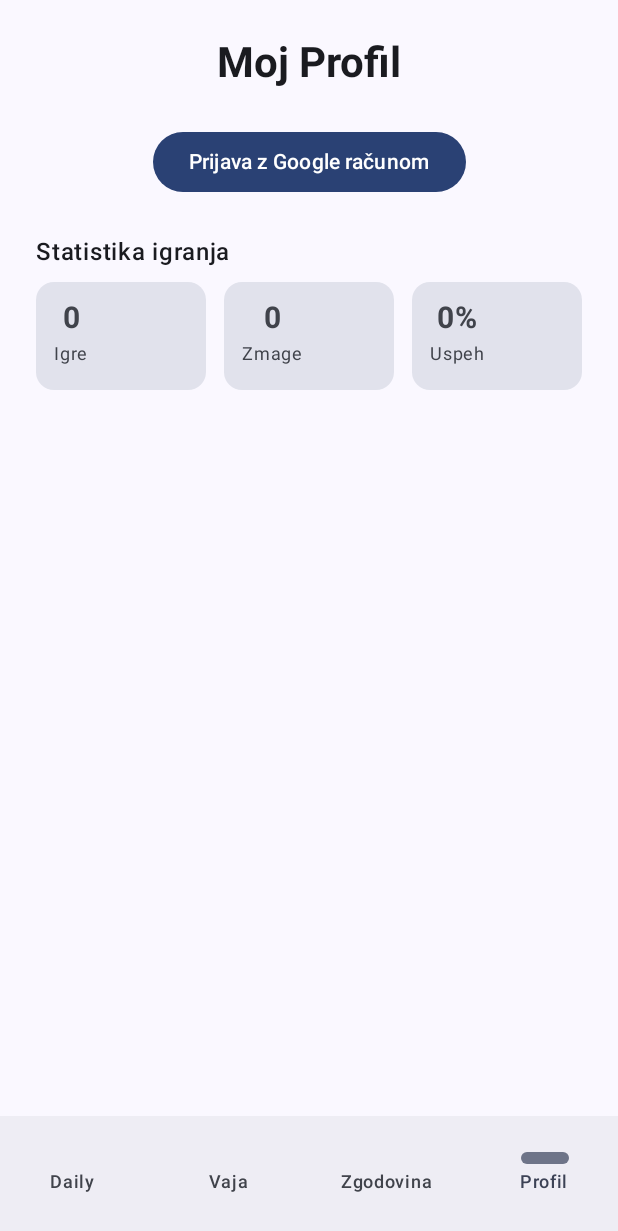
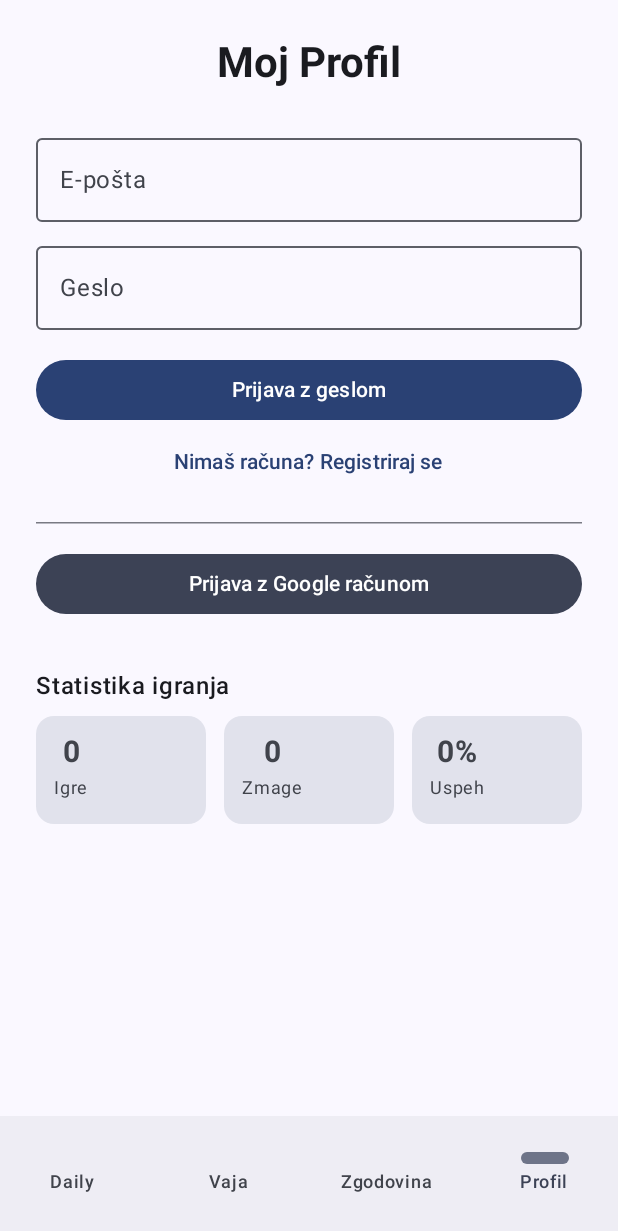
Before and after one commit to Tilko98/beseda-dneva-android, an Android app built with Jetpack Compose: the screen it shows after launch (MainActivity), item 4 of the bottom bar chosen, on a phone screen of 412 x 824 dp. Shown: the top 1231 px of the screen. Run offline under Robolectric (Android 15) with nearby library versions, the phone set to English and light mode, and no system bars; our stand-ins replace Firebase (no records; nobody signed in at launch, a user with empty details on screens opened directly), Room's generated code; network calls fail.

Commit message:
dodan mail

```diff
--- a/app/src/main/java/si/faks/besedadneva/ui/ProfileScreen.kt
+++ b/app/src/main/java/si/faks/besedadneva/ui/ProfileScreen.kt
@@ -11,11 +11,10 @@ import androidx.compose.material3.*
 import androidx.compose.runtime.*
 import androidx.compose.ui.Alignment
 import androidx.compose.ui.Modifier
-import androidx.compose.ui.draw.clip
 import androidx.compose.ui.graphics.Color
-import androidx.compose.ui.layout.ContentScale
 import androidx.compose.ui.platform.LocalContext
 import androidx.compose.ui.text.font.FontWeight
+import androidx.compose.ui.text.input.PasswordVisualTransformation
 import androidx.compose.ui.unit.dp
 import androidx.compose.ui.unit.sp
 import androidx.lifecycle.viewmodel.compose.viewModel
@@ -35,7 +34,10 @@ fun ProfileScreen(
     val context = LocalContext.current
     val scope = rememberCoroutineScope()
 
-    // Launcher za Google Sign In Intent
+    // Stanja za Email/Password prijavo
+    var email by remember { mutableStateOf("") }
+    var password by remember { mutableStateOf("") }
+
     val launcher = rememberLauncherForActivityResult(
         contract = ActivityResultContracts.StartIntentSenderForResult(),
         onResult = { result ->
@@ -48,6 +50,13 @@ fun ProfileScreen(
         }
     )
 
+    // Prikaz napak preko Toast sporočil
+    LaunchedEffect(state.signInError) {
+        state.signInError?.let { error ->
+            Toast.makeText(context, error, Toast.LENGTH_LONG).show()
+        }
+    }
+
     Column(
         modifier = Modifier.fillMaxSize().padding(24.dp),
         horizontalAlignment = Alignment.CenterHorizontally
@@ -57,7 +66,6 @@ fun ProfileScreen(
 
         if (state.userData != null) {
             val user = state.userData!!
-            // Uporabniški del
             Card(
                 modifier = Modifier.fillMaxWidth(),
                 elevation = CardDefaults.cardElevation(4.dp)
@@ -80,18 +88,56 @@ fun ProfileScreen(
                 }
             }
         } else {
-            // Gumb za prijavo, če ni prijavljen
-            Button(onClick = {
+            // --- PRIJAVA Z EMAILOM IN GESLOM ---
+            OutlinedTextField(
+                value = email,
+                onValueChange = { email = it },
+                label = { Text("E-pošta") },
+                modifier = Modifier.fillMaxWidth(),
+                singleLine = true
+            )
+            Spacer(Modifier.height(8.dp))
+            OutlinedTextField(
+                value = password,
+                onValueChange = { password = it },
+                label = { Text("Geslo") },
+                modifier = Modifier.fillMaxWidth(),
+                visualTransformation = PasswordVisualTransformation(),
+                singleLine = true
+            )
+            Spacer(Modifier.height(16.dp))
+
+            Button(
+                onClick = { viewModel.signInWithEmail(email, password) },
+                modifier = Modifier.fillMaxWidth()
+            ) {
+                Text("Prijava z geslom")
+            }
+
+            TextButton(onClick = { viewModel.signUpWithEmail(email, password) }) {
+                Text("Nimaš računa? Registriraj se")
+            }
+
+            Spacer(Modifier.height(16.dp))
+            HorizontalDivider()
+            Spacer(Modifier.height(16.dp))
+
+            // --- PRIJAVA Z GOOGLE ---
+            Button(
+                onClick = {
                     scope.launch {
                         val intentSender = googleAuthClient.signIn()
                         launcher.launch(IntentSenderRequest.Builder(intentSender ?: return@launch).build())
                     }
-            }) {
+                },
+                modifier = Modifier.fillMaxWidth(),
+                colors = ButtonDefaults.buttonColors(containerColor = MaterialTheme.colorScheme.secondary)
+            ) {
                 Text("Prijava z Google računom")
             }
         }
 
-        Spacer(Modifier.height(24.dp))
+        Spacer(Modifier.height(32.dp))
 
         // STATISTIKA
         Text("Statistika igranja", fontWeight = FontWeight.SemiBold, modifier = Modifier.align(Alignment.Start))
@@ -107,12 +153,15 @@ fun ProfileScreen(
         Spacer(Modifier.weight(1f))
 
         if (state.userData != null) {
-            OutlinedButton(onClick = {
+            OutlinedButton(
+                modifier = Modifier.fillMaxWidth(),
+                onClick = {
                     scope.launch {
                         googleAuthClient.signOut()
                         viewModel.onSignOut()
                     }
-            }) {
+                }
+            ) {
                 Text("Odjava")
             }
         }
```
Also changed, not shown: app/src/main/java/si/faks/besedadneva/ui/viewmodel/ProfileViewModel.kt (+59 -0 lines). Lines whose indentation alone changed are shown as unchanged.
